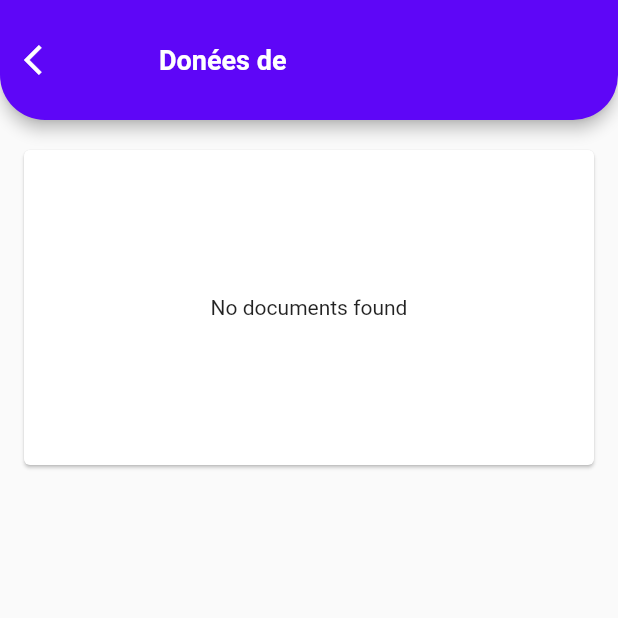
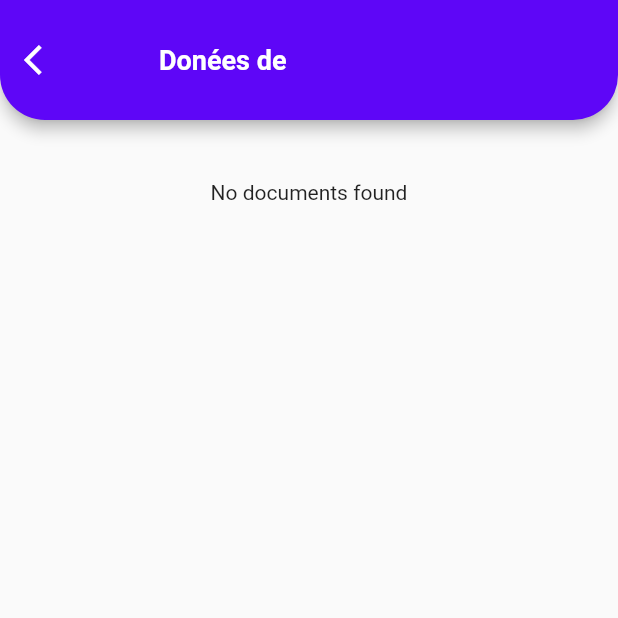
Before and after one commit to tessiku/repository, a Flutter app: the Data_View screen opened directly with empty values, on a phone screen of 412 x 824 dp, the top half of it. Run offline on Flutter 3.47's test engine with Material 2 defaults, Android fonts, the light colour scheme and no system bars; our stand-ins replace cloud_firestore, firebase_auth, firebase_core, flutter_form_builder, flutter_spinkit, flutter_staggered_animations and 3 more; missing offline and left inert: fab_circular_menu, kommunicate_flutter, particles_flutter; accounts and stored records are empty; network calls fail; statements that could not run were skipped.

Commit message:
final apk

```diff
--- a/lib/affichestats/d1_depandance.dart
+++ b/lib/affichestats/d1_depandance.dart
@@ -51,9 +51,10 @@ class _StatsListState extends State<StatsList> {
       _filteredStatsList = filteredList;
     });
   }
-                                                                      //route to the stats pages with the year
+
+  //route to the stats pages with the year
   void _navigateToStatsPage(BuildContext context, String statsItem) {
-    if (statsItem == 'stats pour  2010 moyennes pour la famille ') {
+    if (statsItem == 'stats pour 2010 moyennes pour la famille ') {
       Navigator.push(
         context,
         MaterialPageRoute(builder: (context) => d1_tab1(statsItem: 2010)),
--- a/lib/affichestats/d1_tab1.dart
+++ b/lib/affichestats/d1_tab1.dart
@@ -39,7 +39,7 @@ class _d1_tab1State extends State<d1_tab1> {
         toolbarHeight: 80,
         centerTitle: true,
         title: Container(
-            width: 200,
+            width: 60,
             child: Transform.scale(
                 scale: 1,
                 child: Text(
--- a/lib/affichestats/d6_list_ch.dart
+++ b/lib/affichestats/d6_list_ch.dart
@@ -34,7 +34,7 @@ class _d6_list_chState extends State<d6_list_ch> {
         toolbarHeight: 80,
         centerTitle: true,
         title: Container(
-          width: 100,
+          width: 150,
           child: Transform.scale(
             scale: 1,
             child: Text(
--- a/lib/affichestats/d9_list.dart
+++ b/lib/affichestats/d9_list.dart
@@ -9,14 +9,13 @@ class d9_list extends StatefulWidget {
 class _StatsPageState extends State<d9_list> {
   TextEditingController _searchController = TextEditingController();
   List<String> _statsList = [
-    'Grand Tunisie',
+    'Grand tunis',
     'Nord-Est',
     'Nord-ouest',
     'Centre-Est',
     'Centre-ouest',
     'Sud-Est',
     'Sud-Ouest',
-    'Niveau national',
   ];
   List<String> _filteredStatsList = [];
 
@@ -53,7 +52,7 @@ class _StatsPageState extends State<d9_list> {
   }
 
   void _navigateToStatsPage(BuildContext context, String statsItem) {
-    if (statsItem == 'Grande Tunisie') {
+    if (statsItem == 'Grand tunis') {
       Navigator.push(
         context,
         MaterialPageRoute(
--- a/lib/services/Data_View.dart
+++ b/lib/services/Data_View.dart
@@ -41,15 +41,14 @@ class Data_View extends StatelessWidget {
         ),
       ),
       body: Column(
+        crossAxisAlignment: CrossAxisAlignment.stretch,
         children: [
-          SizedBox(
-            height: 20.0,
-          ),
-          Card(
-            margin: EdgeInsets.symmetric(horizontal: 16.0),
-            child: Container(
-              height: 210,
-              child: StreamBuilder<QuerySnapshot>(
+          SizedBox(height: 20.0),
+          Expanded(
+            child: SingleChildScrollView(
+                child: Column(children: [
+              SizedBox(height: 20.0),
+              StreamBuilder<QuerySnapshot>(
                 stream: FirebaseFirestore.instance
                     .collection('Citoyen')
                     .doc(cin)
@@ -140,7 +139,7 @@ class Data_View extends StatelessWidget {
                   );
                 },
               ),
-            ),
+            ])),
           ),
         ],
       ),
@@ -151,7 +150,7 @@ class Data_View extends StatelessWidget {
     switch (documentId) {
       case 'Depense':
         return Icons.attach_money;
-      case 'General info':
+      case 'inforamation Générale':
         return Icons.info;
       // Add more cases for other icons as needed
       default:
```
Also changed, not shown: lib/affichestats/d3.dart (+4 -4 lines), lib/services/Enquette.dart (+1 -8 lines).
